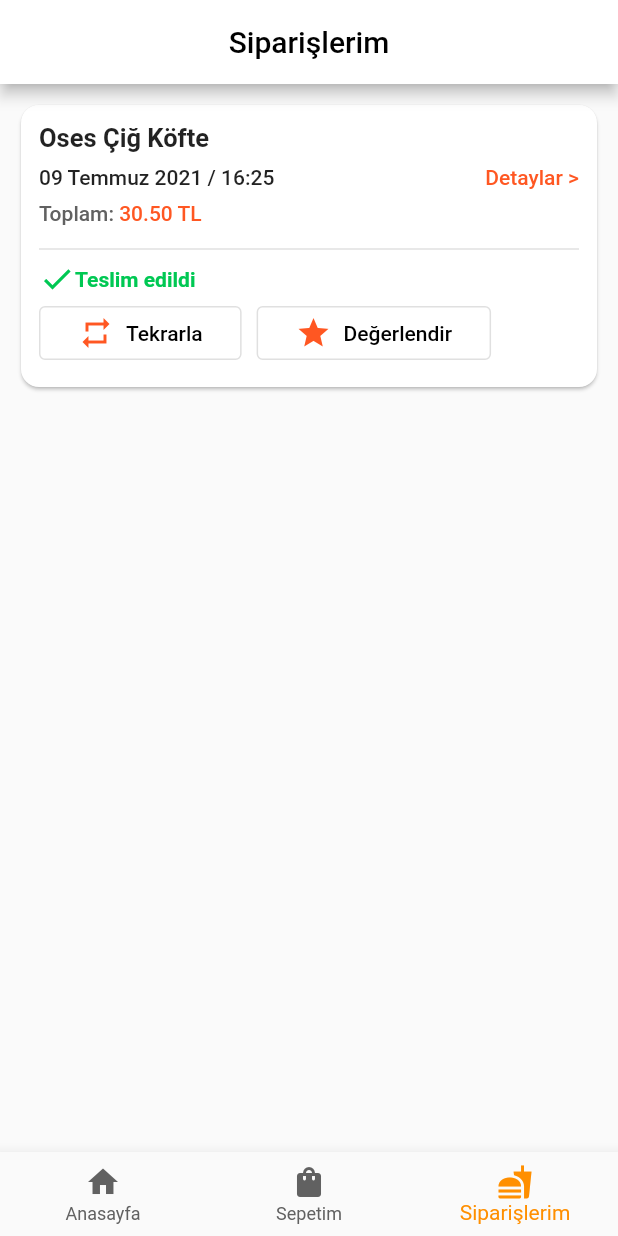
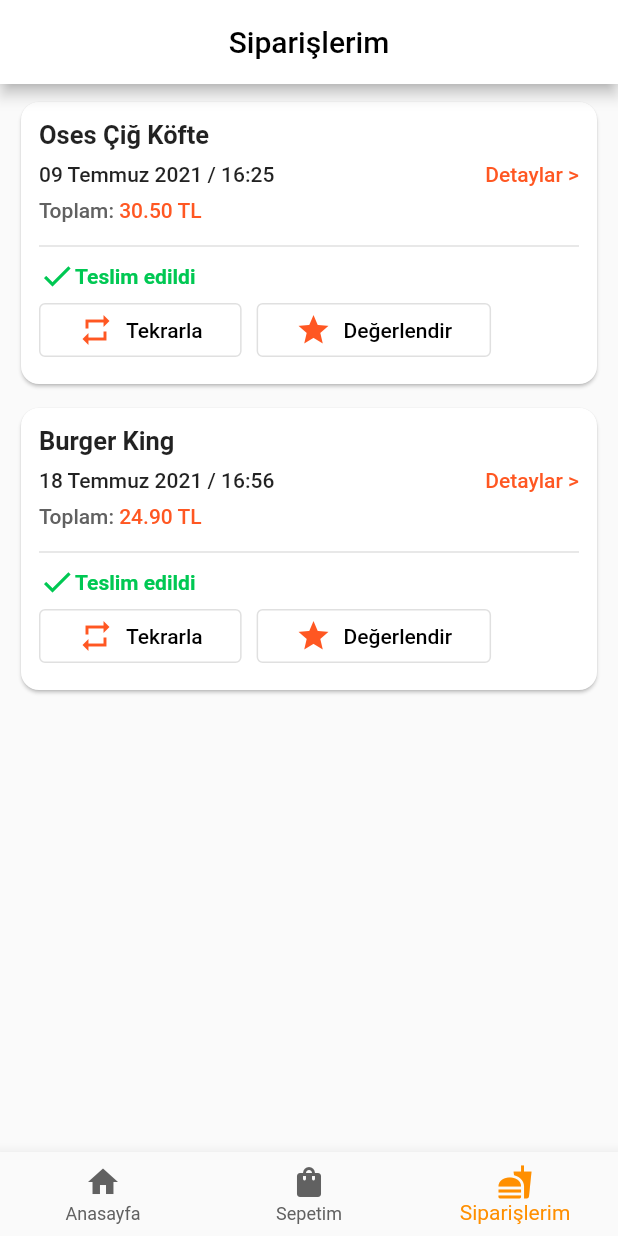
Before and after one commit to KutayYASAR/ase_food_delivery, a Flutter app: the screen it shows after launch, item 3 of the bottom bar chosen, on a phone screen of 412 x 824 dp. Run offline on Flutter 3.47's test engine with Material 2 defaults, Android fonts, the phone set to English and light mode, and no system bars; network calls fail.

Commit message:
Order Page Hotfixed

```diff
--- a/lib/order_page.dart
+++ b/lib/order_page.dart
@@ -1,4 +1,9 @@
 import 'package:flutter/material.dart';
+
+List orderinfos=[
+['Oses Çiğ Köfte','09 Temmuz 2021','16:25','30.50'],
+['Burger King','18 Temmuz 2021','16:56','24.90']
+];
 
   AppBar appBarOrder() {
     return AppBar(
@@ -13,11 +18,23 @@ class OrderPage extends StatelessWidget {
 
   @override
   Widget build(BuildContext context) {
-    return SingleChildScrollView(
-      child: Column(
+    return Column(
       children: [
-          Padding(
-            padding: const EdgeInsets.all(10.0),
+        ListView.builder(
+          shrinkWrap:true,
+          itemCount: orderinfos.length,
+          itemBuilder: (BuildContext context, int index) {
+          return orderCard(orderinfos[index][0],orderinfos[index][1],orderinfos[index][2],orderinfos[index][3]);
+         },
+        ),
+      ],
+    );
+
+  }
+
+  Padding orderCard(String restaurantName,String orderDate,String orderTime,String totalPrice) {
+    return Padding(
+          padding: const EdgeInsets.fromLTRB(10,8,10,0),
           child: Card(
             clipBehavior: Clip.antiAlias,
             shape: RoundedRectangleBorder(borderRadius: BorderRadius.circular(12)),
@@ -28,14 +45,14 @@ class OrderPage extends StatelessWidget {
                 children: [
                   Row(
                     children: [
-                        Text('Oses Çiğ Köfte',style: TextStyle(fontSize: 17,fontWeight: FontWeight.w600),),
+                      Text(restaurantName,style: TextStyle(fontSize: 17,fontWeight: FontWeight.w600),),
                     ],
                   ),
                   Padding(
                     padding: const EdgeInsets.only(top: 8,bottom: 8),
                     child: Row(
                       children: [
-                          Text('09 Temmuz 2021 / 16:25', style: TextStyle(fontWeight: FontWeight.w500),),
+                        Text('$orderDate / $orderTime', style: TextStyle(fontWeight: FontWeight.w500),),
                         Spacer(),
                         Text('Detaylar >',style: TextStyle(color: Colors.deepOrange,fontWeight: FontWeight.w500),)
                       ],
@@ -44,7 +61,7 @@ class OrderPage extends StatelessWidget {
                   Row(
                     children: [
                       Text('Toplam:',style: TextStyle(fontWeight: FontWeight.w500,color: Colors.grey.shade700),),
-                        Text(' 30.50 TL',style: TextStyle(color: Colors.deepOrange,fontWeight: FontWeight.w500),)
+                      Text(' $totalPrice TL',style: TextStyle(color: Colors.deepOrange,fontWeight: FontWeight.w500),)
                     ],
                   ),
                   Padding(
@@ -88,11 +105,7 @@ class OrderPage extends StatelessWidget {
             ),
 
           ),
-          )
-        ],
-      ),
         );
-
   }
 
 
```
Lines whose indentation alone changed are shown as unchanged.
